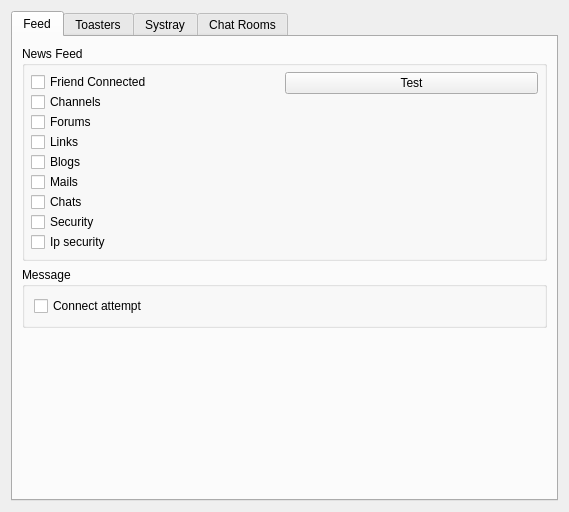
Before: the Qt Designer form retroshare-gui/src/gui/settings/NotifyPage.ui in RetroShare/RetroShare, drawn with Qt 5.
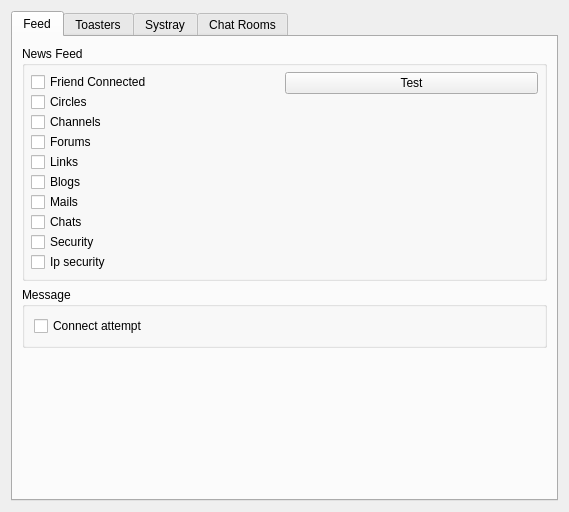
After: the same form once the commit is applied.

Commit message: Add Circle Feed Item.

```diff
--- a/retroshare-gui/src/gui/settings/NotifyPage.ui
+++ b/retroshare-gui/src/gui/settings/NotifyPage.ui
@@ -51,6 +51,13 @@
               </property>
              </widget>
             </item>
+            <item>
+             <widget class="QCheckBox" name="notify_Circles">
+              <property name="text">
+               <string>Circles</string>
+              </property>
+             </widget>
+            </item>
             <item>
              <widget class="QCheckBox" name="notify_Channels">
               <property name="text">
```
The commit also changes 13 other files.
